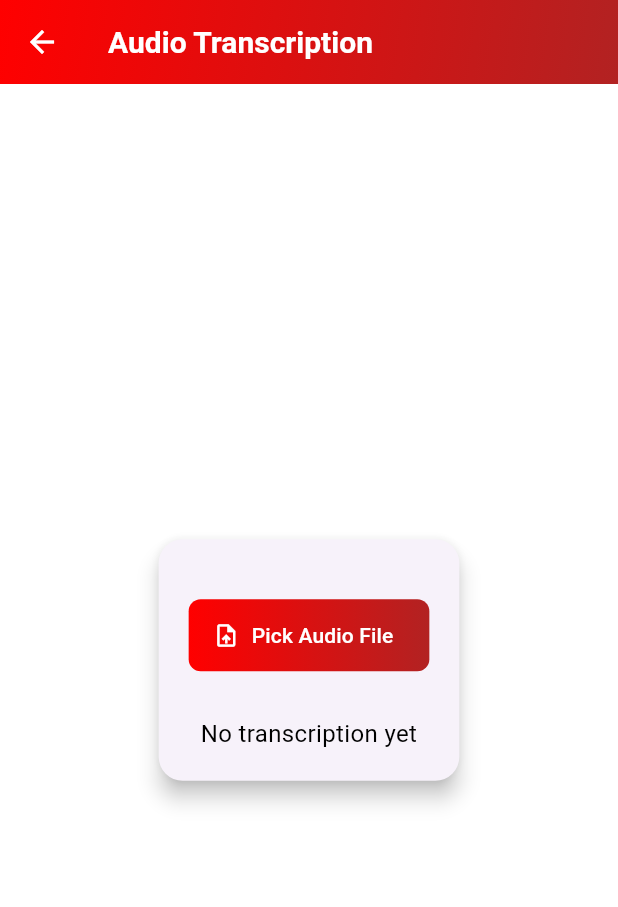
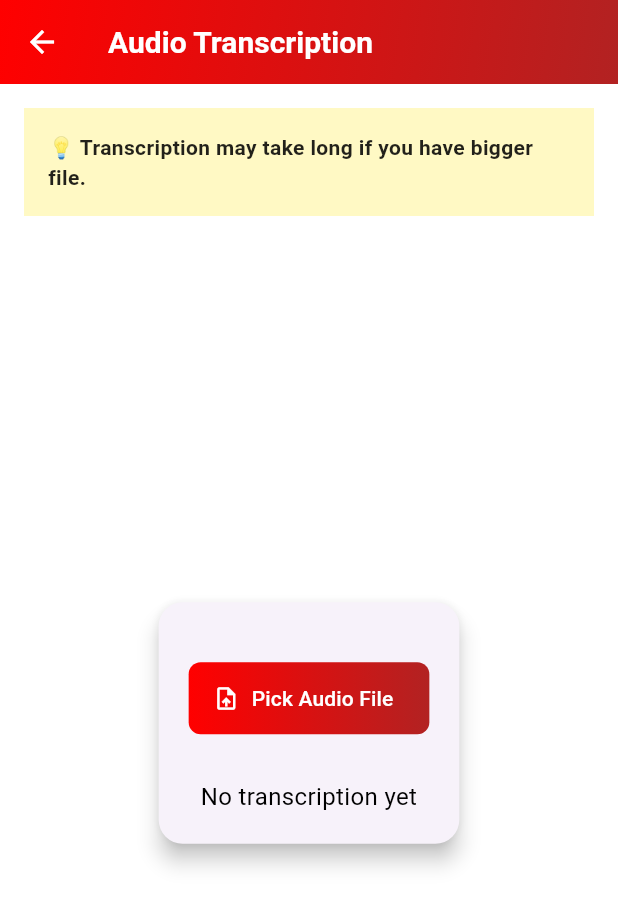
Before and after one commit to ai220072/StimmeScript, a Flutter app: the AudioTranscriptionPage screen opened by its route, on a phone screen of 412 x 824 dp. Shown: the top 907 px of the screen. Run offline on Flutter 3.47's test engine with Material 3 defaults, Android fonts, the phone set to English and light mode, and no system bars; our stand-ins replace cloud_firestore, file_picker, firebase_auth, firebase_core, permission_handler; missing offline and left inert: encrypt, flutter_sound; accounts and stored records are empty.

Commit message:
Update 3.38pm 15/6/2025

```diff
--- a/lib/module/audio_transcription.dart
+++ b/lib/module/audio_transcription.dart
@@ -164,9 +164,27 @@ class _AudioTranscriptionPageState extends State<AudioTranscriptionPage> {
           ),
         ),
       ),
-      body: Center(
-        child: Padding(
+      body: Padding(
         padding: const EdgeInsets.all(16.0),
+        child: Column(
+          crossAxisAlignment: CrossAxisAlignment.stretch,
+          children: [
+            Container(
+              width: double.infinity,
+              padding: const EdgeInsets.all(16),
+              color: Colors.yellow[100],
+              child: const Text(
+                "💡 Transcription may take long if you have bigger file.",
+                style: TextStyle(
+                  fontSize: 14,
+                  fontWeight: FontWeight.w600,
+                  color: Colors.black87,
+                ),
+              ),
+            ),
+            const SizedBox(height: 12),
+            Expanded(
+              child: Center(
                 child: Card(
                   shape: RoundedRectangleBorder(
                     borderRadius: BorderRadius.circular(16),
@@ -228,6 +246,9 @@ class _AudioTranscriptionPageState extends State<AudioTranscriptionPage> {
                 ),
               ),
             ),
+          ],
+        ),
+      ),
     );
   }
 }
--- a/pubspec.yaml
+++ b/pubspec.yaml
@@ -42,6 +42,7 @@ dependencies:
   firebase_ui_auth: ^1.16.0
   cloud_firestore: ^5.3.1
   crypto: ^3.0.6
+  uuid: ^3.0.7
   file_picker: ^8.1.7
   http: ^1.2.2
   path_provider: ^2.1.5
```
Also changed, not shown: lib/login_screen.dart (+50 -7 lines), lib/module/edit_profile.dart (+33 -8 lines), lib/module/transcription_process.dart (+13 -15 lines), lib/module/view_transcription.dart (+34 -28 lines), lib/register_screen.dart (+5 -12 lines), pubspec.lock. Lines whose indentation alone changed are shown as unchanged.
